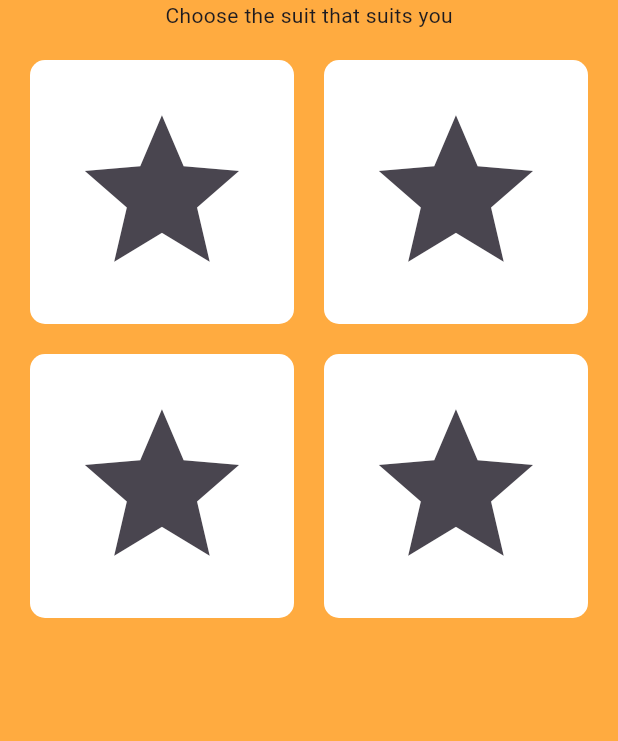
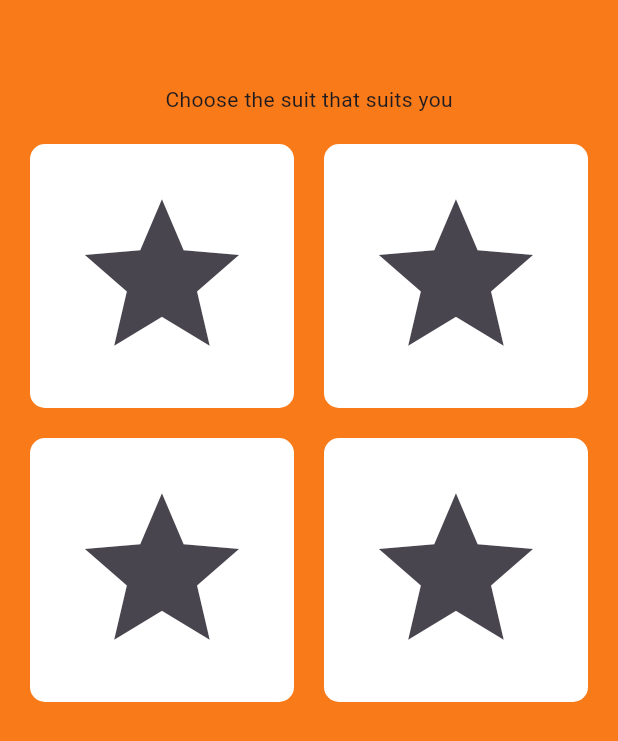
Before and after one commit to Depyter/hackathon-2024, a Flutter app: the screen it shows after launch, after a tap on "Submit", on a phone screen of 412 x 824 dp. Shown: the top 741 px of the screen. Run offline on Flutter 3.47's test engine with Material 3 defaults, Android fonts, the phone set to English and light mode, and no system bars; our stand-ins replace firebase_core; accounts and stored records are empty.

Commit message:
Changed colors  and button stuff

```diff
--- a/lib/choose_suit.dart
+++ b/lib/choose_suit.dart
@@ -1,4 +1,5 @@
 import 'package:flutter/material.dart';
+import 'interests.dart';
 
 class ChooseSuit extends StatelessWidget {
   ChooseSuit();
@@ -6,13 +7,17 @@ class ChooseSuit extends StatelessWidget {
   Widget build(BuildContext context) {
     return MaterialApp(
       home: Scaffold(
-        backgroundColor: Colors.orangeAccent,
+        appBar: AppBar(
+          //title: Text('title'),
+          backgroundColor: const Color(0xFFF97A18),
+        ),
+        backgroundColor: const Color(0xFFF97A18),
         body: Center(
           child: Column(
             children: [
               Text("Choose the suit that suits you"),
               Container(
-                height: MediaQuery.of(context).size.height * 0.7,
+                height: MediaQuery.of(context).size.height * 0.8,
                 width: MediaQuery.of(context).size.width,
                 child: Padding(
                   padding: const EdgeInsets.all(20.0),
@@ -31,7 +36,14 @@ class ChooseSuit extends StatelessWidget {
                           ),
                           iconSize: MediaQuery.of(context).size.width * 0.3,
                           icon: Icon(Icons.star),
-                          onPressed: () {},
+                          onPressed: () {
+                            Navigator.pushReplacement(
+                              context,
+                              MaterialPageRoute(
+                                builder: (context) => InterestsPage(),
+                              ),
+                            );
+                          },
                         ),
                       );
                     }),
--- a/lib/interests.dart
+++ b/lib/interests.dart
@@ -16,7 +16,10 @@ class InterestsPage extends StatelessWidget {
   Widget build(BuildContext context) {
     return Scaffold(
       appBar: AppBar(
-        title: Text('Title'),
+        iconTheme: IconThemeData(
+          color: Colors.white, //change your color here
+        ),
+        //title: Text('Title'),
         backgroundColor: const Color(0xFFF97A18),
       ),
       backgroundColor: const Color(0xFFF97A18),
--- a/lib/sign_up.dart
+++ b/lib/sign_up.dart
@@ -14,7 +14,7 @@ class SignUp extends StatelessWidget {
               height: MediaQuery.of(context).size.height * 0.4,
               width: double.infinity,
               decoration: BoxDecoration(
-                color: Colors.orangeAccent,
+                color: const Color(0xFFF97A18),
                 borderRadius: new BorderRadius.circular(20.0),
               ),
               child: Padding(
@@ -102,7 +102,8 @@ class SignUp extends StatelessWidget {
                       child: Builder(builder: (context) {
                         return ElevatedButton(
                           style: ElevatedButton.styleFrom(
-                              backgroundColor: Colors.orange),
+                            backgroundColor: const Color(0xFFF97A18),
+                          ),
                           onPressed: () {
                             Navigator.push(
                               context,
```
